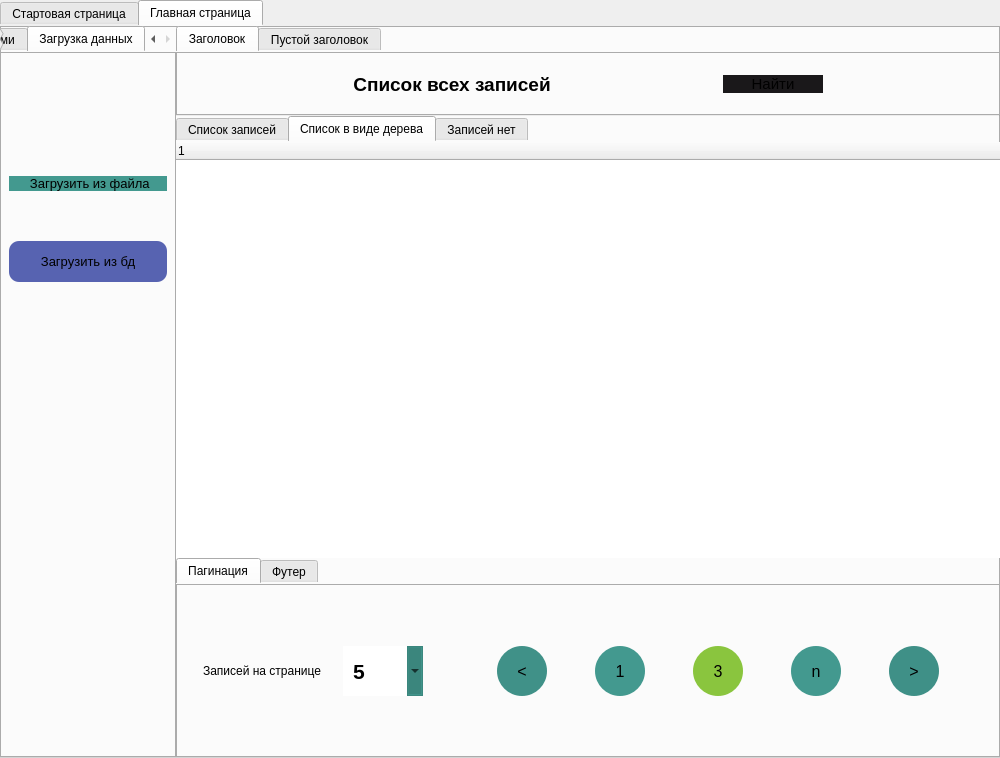
First picture: the form in lab_2/ui/main_window.ui, repository Artemdjdj/PPOIS_4, before the edit.
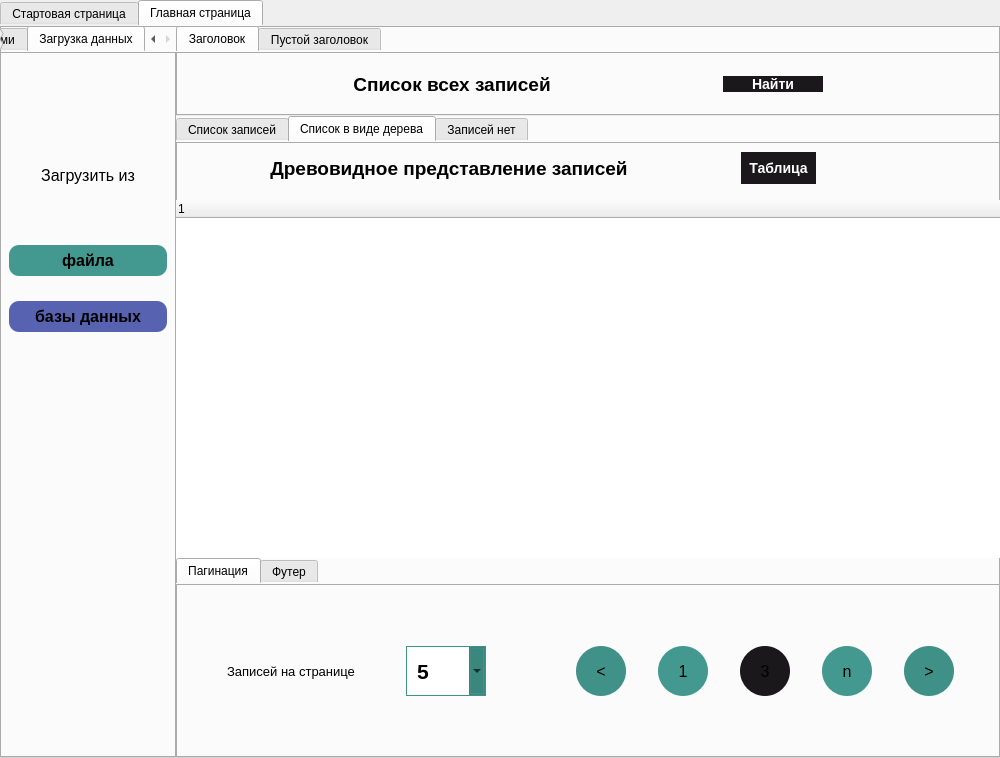
Second picture: the form after the edit. The open tabs and pages were chosen to show the change. Icons and pictures are not drawn.

Patch:
```diff
--- a/lab_2/ui/main_window.ui
+++ b/lab_2/ui/main_window.ui
@@ -22,6 +22,12 @@
     <height>16777215</height>
    </size>
   </property>
+  <property name="font">
+   <font>
+    <family>Arial</family>
+    <bold>true</bold>
+   </font>
+  </property>
   <property name="windowTitle">
    <string>MainWindow</string>
   </property>
@@ -1001,22 +1007,52 @@
                                 </property>
                                </spacer>
                               </item>
+                              <item>
+                               <widget class="QLabel" name="label_2">
+                                <property name="font">
+                                 <font>
+                                  <family>Arial</family>
+                                  <pointsize>12</pointsize>
+                                  <bold>false</bold>
+                                 </font>
+                                </property>
+                                <property name="text">
+                                 <string>Загрузить из</string>
+                                </property>
+                                <property name="alignment">
+                                 <set>Qt::AlignmentFlag::AlignCenter</set>
+                                </property>
+                               </widget>
+                              </item>
                               <item>
                                <widget class="QPushButton" name="button_load_from_file">
+                                <property name="minimumSize">
+                                 <size>
+                                  <width>0</width>
+                                  <height>30</height>
+                                 </size>
+                                </property>
                                 <property name="font">
                                  <font>
                                   <family>Arial</family>
-                                  <pointsize>10</pointsize>
+                                  <pointsize>12</pointsize>
+                                  <bold>true</bold>
                                  </font>
                                 </property>
                                 <property name="styleSheet">
-                                 <string notr="true">padding:13
-px;
-background-color:rgb(67, 153, 143);
-border-radius:10px;</string>
+                                 <string notr="true">
+QPushButton {
+    padding:6px;
+	background-color:rgb(67, 153, 143);
+	border-radius:10px;
+}
+QPushButton:hover {
+    background-color: rgb(61, 139, 130);  /* другой цвет при наведении */
+}
+</string>
                                 </property>
                                 <property name="text">
-                                 <string> Загрузить из файла</string>
+                                 <string>файла</string>
                                 </property>
                                </widget>
                               </item>
@@ -1031,26 +1067,39 @@
                                 <property name="sizeHint" stdset="0">
                                  <size>
                                   <width>20</width>
-                                  <height>15</height>
+                                  <height>25</height>
                                  </size>
                                 </property>
                                </spacer>
                               </item>
                               <item>
                                <widget class="QPushButton" name="button_load_from_db">
+                                <property name="minimumSize">
+                                 <size>
+                                  <width>0</width>
+                                  <height>30</height>
+                                 </size>
+                                </property>
                                 <property name="font">
                                  <font>
                                   <family>Arial</family>
-                                  <pointsize>10</pointsize>
+                                  <pointsize>12</pointsize>
+                                  <bold>true</bold>
                                  </font>
                                 </property>
                                 <property name="styleSheet">
-                                 <string notr="true">padding:13px;
-background-color:rgb(87, 99, 177);
-border-radius:10px;</string>
+                                 <string notr="true">
+QPushButton {
+    padding:6px;
+	background-color:rgb(87, 99, 177);
+	border-radius:10px;
+}
+QPushButton:hover {
+    background-color: rgb(75, 85, 152);  /* другой цвет при наведении */
+}</string>
                                 </property>
                                 <property name="text">
-                                 <string>Загрузить из бд</string>
+                                 <string>базы данных</string>
                                 </property>
                                </widget>
                               </item>
@@ -1065,7 +1114,7 @@
                                 <property name="sizeHint" stdset="0">
                                  <size>
                                   <width>20</width>
-                                  <height>135</height>
+                                  <height>120</height>
                                  </size>
                                 </property>
                                </spacer>
@@ -1345,16 +1394,25 @@
                                    <property name="font">
                                     <font>
                                      <family>Arial</family>
-                                     <pointsize>11</pointsize>
+                                     <pointsize>-1</pointsize>
+                                     <italic>false</italic>
+                                     <bold>true</bold>
                                     </font>
                                    </property>
                                    <property name="layoutDirection">
                                     <enum>Qt::LayoutDirection::RightToLeft</enum>
                                    </property>
                                    <property name="styleSheet">
-                                    <string notr="true">
-background-color:rgb(26, 24, 26);
-border-radius:15px;</string>
+                                    <string notr="true">QPushButton {
+    background-color: #1a181a;
+    border-radius: 14px;
+    border: none;
+    color: white;
+    font: bold 14px;
+}
+QPushButton:hover {
+    background-color: rgb(39, 36, 39);  /* другой цвет при наведении */
+}</string>
                                    </property>
                                    <property name="text">
                                     <string>Найти</string>
@@ -1636,7 +1694,7 @@
                        </attribute>
                        <layout class="QVBoxLayout" name="verticalLayout_11">
                         <property name="spacing">
-                         <number>0</number>
+                         <number>10</number>
                         </property>
                         <property name="leftMargin">
                          <number>0</number>
@@ -1650,6 +1708,140 @@
                         <property name="bottomMargin">
                          <number>0</number>
                         </property>
+                        <item>
+                         <widget class="QFrame" name="frame_22">
+                          <property name="frameShape">
+                           <enum>QFrame::Shape::StyledPanel</enum>
+                          </property>
+                          <property name="frameShadow">
+                           <enum>QFrame::Shadow::Raised</enum>
+                          </property>
+                          <layout class="QHBoxLayout" name="horizontalLayout_20">
+                           <property name="spacing">
+                            <number>20</number>
+                           </property>
+                           <property name="leftMargin">
+                            <number>0</number>
+                           </property>
+                           <property name="topMargin">
+                            <number>5</number>
+                           </property>
+                           <property name="rightMargin">
+                            <number>100</number>
+                           </property>
+                           <property name="bottomMargin">
+                            <number>0</number>
+                           </property>
+                           <item>
+                            <spacer name="horizontalSpacer_8">
+                             <property name="orientation">
+                              <enum>Qt::Orientation::Horizontal</enum>
+                             </property>
+                             <property name="sizeHint" stdset="0">
+                              <size>
+                               <width>40</width>
+                               <height>20</height>
+                              </size>
+                             </property>
+                            </spacer>
+                           </item>
+                           <item>
+                            <widget class="QLabel" name="label">
+                             <property name="font">
+                              <font>
+                               <family>Arial</family>
+                               <pointsize>14</pointsize>
+                               <bold>true</bold>
+                              </font>
+                             </property>
+                             <property name="styleSheet">
+                              <string notr="true">color:rgbrgb(240, 240, 240);
+padding:10px;</string>
+                             </property>
+                             <property name="text">
+                              <string>Древовидное представление записей</string>
+                             </property>
+                             <property name="alignment">
+                              <set>Qt::AlignmentFlag::AlignCenter</set>
+                             </property>
+                            </widget>
+                           </item>
+                           <item>
+                            <spacer name="horizontalSpacer_7">
+                             <property name="orientation">
+                              <enum>Qt::Orientation::Horizontal</enum>
+                             </property>
+                             <property name="sizeHint" stdset="0">
+                              <size>
+                               <width>40</width>
+                               <height>20</height>
+                              </size>
+                             </property>
+                            </spacer>
+                           </item>
+                           <item>
+                            <widget class="QPushButton" name="button_back_to_table">
+                             <property name="maximumSize">
+                              <size>
+                               <width>200</width>
+                               <height>16777215</height>
+                              </size>
+                             </property>
+                             <property name="font">
+                              <font>
+                               <family>Arial</family>
+                               <pointsize>-1</pointsize>
+                               <italic>false</italic>
+                               <bold>true</bold>
+                              </font>
+                             </property>
+                             <property name="layoutDirection">
+                              <enum>Qt::LayoutDirection::RightToLeft</enum>
+                             </property>
+                             <property name="styleSheet">
+                              <string notr="true">QPushButton {
+    background-color: #1a181a;
+    padding: 8px;
+    border-radius: 18px;
+    border: none;
+    color: white;
+    font: bold 14px;
+}
+QPushButton:hover {
+    background-color: rgb(39, 36, 39);  /* другой цвет при наведении */
+}</string>
+                             </property>
+                             <property name="text">
+                              <string>Таблица</string>
+                             </property>
+                             <property name="icon">
+                              <iconset resource="../qrc/main_icons.qrc">
+                               <normaloff>:/icons/images/table.png</normaloff>:/icons/images/table.png</iconset>
+                             </property>
+                             <property name="iconSize">
+                              <size>
+                               <width>20</width>
+                               <height>20</height>
+                              </size>
+                             </property>
+                            </widget>
+                           </item>
+                           <item>
+                            <spacer name="horizontalSpacer_6">
+                             <property name="orientation">
+                              <enum>Qt::Orientation::Horizontal</enum>
+                             </property>
+                             <property name="sizeHint" stdset="0">
+                              <size>
+                               <width>40</width>
+                               <height>20</height>
+                              </size>
+                             </property>
+                            </spacer>
+                           </item>
+                          </layout>
+                         </widget>
+                        </item>
                         <item>
                          <widget class="QTreeWidget" name="treeWidget">
                           <column>
@@ -1819,27 +2011,11 @@
                            <property name="bottomMargin">
                             <number>0</number>
                            </property>
-                           <item>
-                            <spacer name="horizontalSpacer_7">
-                             <property name="orientation">
-                              <enum>Qt::Orientation::Horizontal</enum>
-                             </property>
-                             <property name="sizeType">
-                              <enum>QSizePolicy::Policy::Fixed</enum>
-                             </property>
-                             <property name="sizeHint" stdset="0">
-                              <size>
-                               <width>5</width>
-                               <height>20</height>
-                              </size>
-                             </property>
-                            </spacer>
-                           </item>
                            <item>
                             <widget class="QFrame" name="frame_19">
                              <property name="maximumSize">
                               <size>
-                               <width>250</width>
+                               <width>350</width>
                                <height>16777215</height>
                               </size>
                              </property>
@@ -1879,7 +2055,7 @@
                                 <property name="font">
                                  <font>
                                   <family>Arial</family>
-                                  <pointsize>9</pointsize>
+                                  <pointsize>10</pointsize>
                                   <bold>false</bold>
                                  </font>
                                 </property>
@@ -2219,9 +2395,13 @@
                                   <bold>true</bold>
                                  </font>
                                 </property>
+                                <property name="layoutDirection">
+                                 <enum>Qt::LayoutDirection::LeftToRight</enum>
+                                </property>
                                 <property name="styleSheet">
                                  <string notr="true">padding:10px;
 text-align:center;
+border: 1px solid rgb(64, 145, 136);
 </string>
                                 </property>
                                 <item>
@@ -2258,10 +2438,13 @@
                             <widget class="QFrame" name="result_pagination">
                              <property name="maximumSize">
                               <size>
-                               <width>800</width>
+                               <width>700</width>
                                <height>16777215</height>
                               </size>
                              </property>
+                             <property name="layoutDirection">
+                              <enum>Qt::LayoutDirection::LeftToRight</enum>
+                             </property>
                              <property name="styleSheet">
                               <string notr="true">border:none;</string>
                              </property>
@@ -2339,7 +2522,7 @@
                                 </property>
                                 <property name="styleSheet">
                                  <string notr="true">padding:15px;
-background-color:rgb(138, 197, 62);
+background-color:rgb(26, 24, 26);
 border-radius:25px;</string>
                                 </property>
                                 <property name="text">
```
Left out of the diff: 82 changed lines with no effect on the pictures.
